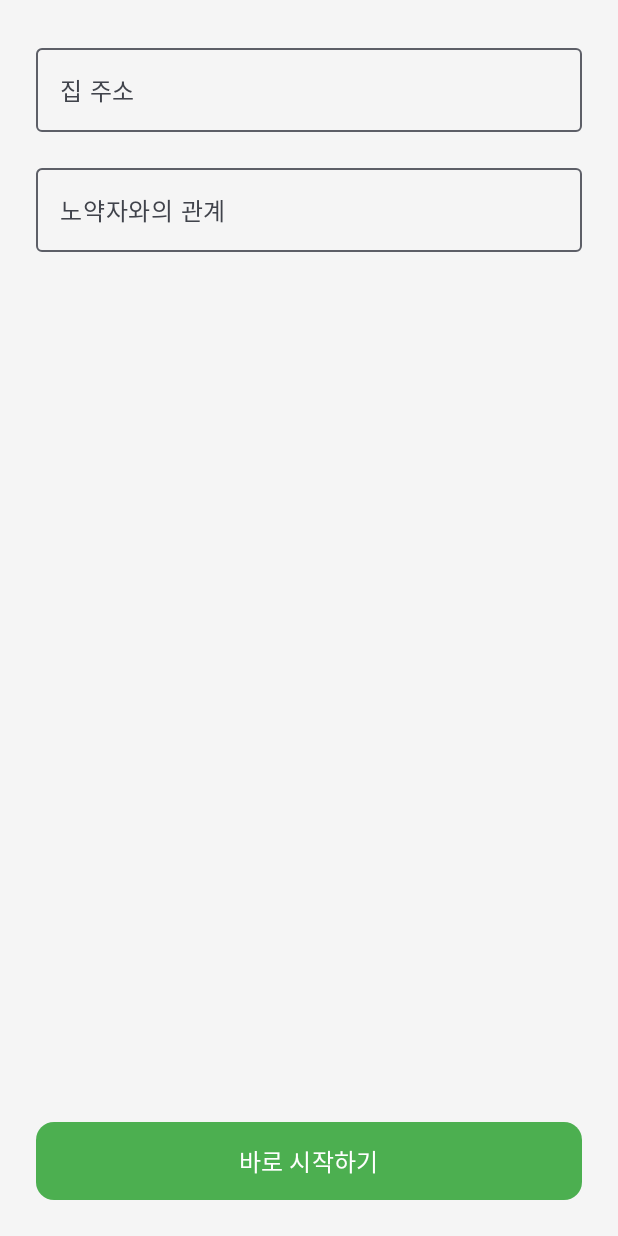
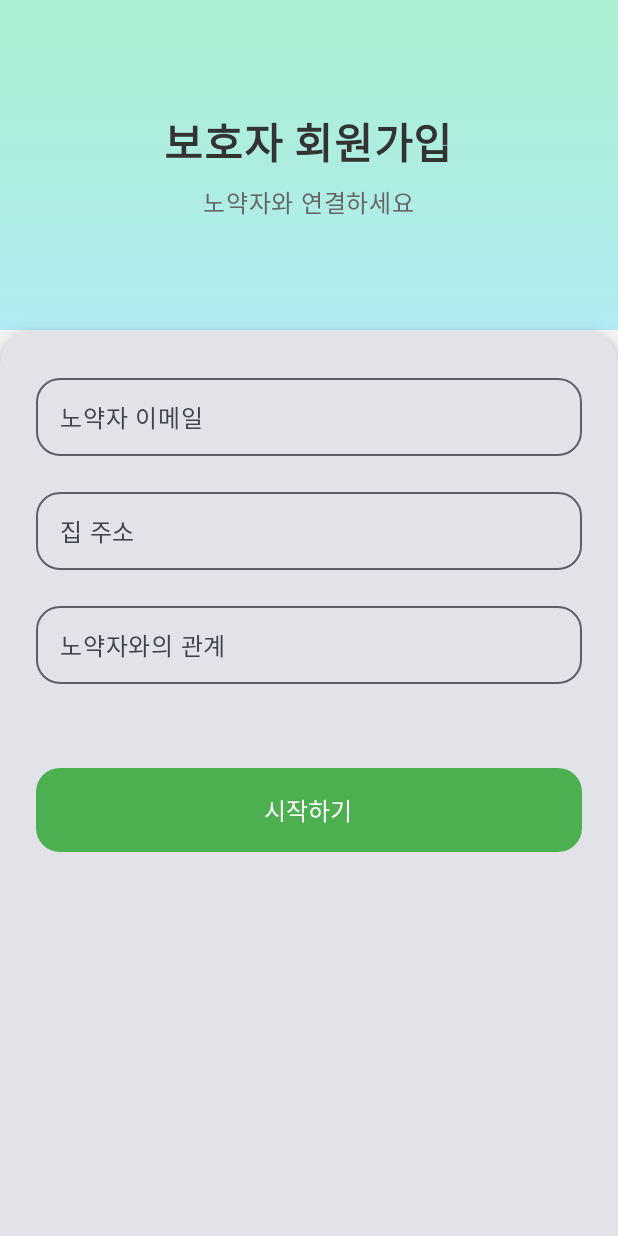
Before and after one commit to Sunsyy08/Nolbom, an Android app built with Jetpack Compose: the composable GuardianSignupScreen called with empty values, on a phone screen of 412 x 824 dp. Run offline under Robolectric (Android 15) with nearby library versions, the phone set to English and light mode, and no system bars.

Commit message:
ADD GuardianSignup

```diff
--- a/app/src/main/java/com/project/nolbom/GuardianSignupScreen.kt
+++ b/app/src/main/java/com/project/nolbom/GuardianSignupScreen.kt
@@ -1,78 +1,205 @@
 package com.project.nolbom
 
+import android.widget.Toast
+import androidx.activity.compose.rememberLauncherForActivityResult
+import androidx.activity.result.contract.ActivityResultContracts
 import androidx.compose.foundation.background
-import androidx.compose.foundation.layout.Arrangement
-import androidx.compose.foundation.layout.Box
-import androidx.compose.foundation.layout.Column
-import androidx.compose.foundation.layout.fillMaxSize
-import androidx.compose.foundation.layout.fillMaxWidth
-import androidx.compose.foundation.layout.height
-import androidx.compose.foundation.layout.padding
+import androidx.compose.foundation.clickable
+import androidx.compose.foundation.layout.*
+import androidx.compose.foundation.shape.CircleShape
 import androidx.compose.foundation.shape.RoundedCornerShape
-import androidx.compose.material3.Button
-import androidx.compose.material3.ButtonDefaults
-import androidx.compose.material3.OutlinedTextField
-import androidx.compose.material3.Text
-import androidx.compose.runtime.Composable
-import androidx.compose.runtime.mutableStateOf
-import androidx.compose.runtime.remember
+import androidx.compose.foundation.text.KeyboardOptions
+import androidx.compose.material.icons.Icons
+import androidx.compose.material.icons.filled.CameraAlt
+import androidx.compose.material3.*
+import androidx.compose.runtime.*
 import androidx.compose.ui.Alignment
 import androidx.compose.ui.Modifier
+import androidx.compose.ui.draw.clip
+import androidx.compose.ui.graphics.Brush
 import androidx.compose.ui.graphics.Color
+import androidx.compose.ui.layout.ContentScale
+import androidx.compose.ui.platform.LocalContext
+import androidx.compose.ui.res.painterResource
+import androidx.compose.ui.text.font.FontWeight
+import androidx.compose.ui.text.input.ImeAction
+import androidx.compose.ui.text.input.KeyboardType
 import androidx.compose.ui.unit.dp
 import androidx.compose.ui.unit.sp
 import androidx.navigation.NavController
+import com.project.nolbom.R
+import com.project.nolbom.data.model.GuardianSignupRequest
+import com.project.nolbom.data.network.RetrofitClient
+import kotlinx.coroutines.launch
 
 @Composable
 fun GuardianSignupScreen(
     userId: Long,
     navController: NavController
 ) {
-    val homeAddress = remember { mutableStateOf("") }
-    val relation     = remember { mutableStateOf("") }
+    val context = LocalContext.current
+    var wardEmail by remember { mutableStateOf("") }
+    var address by remember { mutableStateOf("") }
+    var relation by remember { mutableStateOf("") }
+    var isLoading by remember { mutableStateOf(false) }
+    var showErrorDialog by remember { mutableStateOf(false) }
+    var errorMessage by remember { mutableStateOf("") }
+    val scope = rememberCoroutineScope()
 
-    Box(
+    Column(
         modifier = Modifier
             .fillMaxSize()
             .background(Color(0xFFF5F5F5))
-            .padding(24.dp)
     ) {
-        Column(
-            horizontalAlignment   = Alignment.CenterHorizontally,
-            verticalArrangement  = Arrangement.spacedBy(16.dp),
-            modifier             = Modifier.align(Alignment.TopCenter)
+        // 상단 헤더
+        Box(
+            modifier = Modifier
+                .fillMaxWidth()
+                .height(220.dp)
+                .background(
+                    Brush.verticalGradient(
+                        colors = listOf(Color(0xFFAAF0D1), Color(0xFFB2EBF2))
+                    )
+                ),
+            contentAlignment = Alignment.Center
         ) {
-            // 집 주소 입력
-            OutlinedTextField(
-                value       = homeAddress.value,
-                onValueChange = { homeAddress.value = it },
-                label       = { Text("집 주소") },
-                modifier    = Modifier.fillMaxWidth()
-            )
-
-            // 노약자와의 관계 입력
-            OutlinedTextField(
-                value         = relation.value,
-                onValueChange = { relation.value = it },
-                label         = { Text("노약자와의 관계") },
-                modifier      = Modifier.fillMaxWidth()
-            )
+            Column(
+                horizontalAlignment = Alignment.CenterHorizontally,
+                verticalArrangement = Arrangement.Center
+            ) {
+                Text(
+                    text = "보호자 회원가입",
+                    fontSize = 28.sp,
+                    fontWeight = FontWeight.Bold,
+                    color = Color(0xFF333333)
+                )
+                Spacer(Modifier.height(8.dp))
+                Text(
+                    text = "노약자와 연결하세요",
+                    fontSize = 16.sp,
+                    color = Color(0xFF666666)
+                )
+            }
         }
 
-        // 바로 시작하기 버튼
-        Button(
-            onClick = {
-                // TODO: 가입 완료 후 네비게이션 처리
-                // e.g. navController.navigate(Screen.MainHome.route)
-            },
+        // 하단 Card
+        Card(
             modifier = Modifier
-                .align(Alignment.BottomCenter)
                 .fillMaxWidth()
-                .height(52.dp),
-            shape  = RoundedCornerShape(12.dp),
-            colors = ButtonDefaults.buttonColors(containerColor = Color(0xFF4CAF50))
+                .weight(1f),
+            shape = RoundedCornerShape(topStart = 24.dp, topEnd = 24.dp),
+            elevation = CardDefaults.cardElevation(defaultElevation = 8.dp)
         ) {
-            Text("바로 시작하기", color = Color.White, fontSize = 16.sp)
+            Column(
+                modifier = Modifier
+                    .fillMaxSize()
+                    .padding(24.dp),
+                verticalArrangement = Arrangement.spacedBy(16.dp)
+            ) {
+                OutlinedTextField(
+                    value = wardEmail,
+                    onValueChange = { wardEmail = it },
+                    label = { Text("노약자 이메일") },
+                    singleLine = true,
+                    shape = RoundedCornerShape(16.dp),
+                    modifier = Modifier
+                        .fillMaxWidth()
+                        .height(60.dp),
+                    keyboardOptions = KeyboardOptions(
+                        keyboardType = KeyboardType.Email,
+                        imeAction = ImeAction.Next
+                    )
+                )
+                OutlinedTextField(
+                    value = address,
+                    onValueChange = { address = it },
+                    label = { Text("집 주소") },
+                    singleLine = true,
+                    shape = RoundedCornerShape(16.dp),
+                    modifier = Modifier
+                        .fillMaxWidth()
+                        .height(60.dp),
+                    keyboardOptions = KeyboardOptions(
+                        keyboardType = KeyboardType.Text,
+                        imeAction = ImeAction.Next
+                    )
+                )
+                OutlinedTextField(
+                    value = relation,
+                    onValueChange = { relation = it },
+                    label = { Text("노약자와의 관계") },
+                    singleLine = true,
+                    shape = RoundedCornerShape(16.dp),
+                    modifier = Modifier
+                        .fillMaxWidth()
+                        .height(60.dp),
+                    keyboardOptions = KeyboardOptions(
+                        keyboardType = KeyboardType.Text,
+                        imeAction = ImeAction.Done
+                    )
+                )
+
+                Spacer(Modifier.height(24.dp))
+
+                Button(
+                    onClick = {
+                        scope.launch {
+                            when {
+                                wardEmail.isBlank() -> errorMessage = "노약자 이메일을 입력해주세요"
+                                address.isBlank() -> errorMessage = "집 주소를 입력해주세요"
+                                relation.isBlank() -> errorMessage = "관계 정보를 입력해주세요"
+                                else -> {
+                                    isLoading = true
+                                    try {
+                                        val req = GuardianSignupRequest(
+                                            wardEmail = wardEmail.trim(),
+                                            address = address.trim(),
+                                            relation = relation.trim()
+                                        )
+                                        val resp = RetrofitClient.api.signupGuardian(userId, req)
+                                        if (resp.success) {
+                                            navController.navigate(Screen.Main.route) {
+                                                popUpTo(Screen.GuardianSignup.route) { inclusive = true }
+                                            }
+                                        } else {
+                                            errorMessage = resp.message
+                                            showErrorDialog = true
+                                        }
+                                    } catch (e: Exception) {
+                                        errorMessage = e.localizedMessage ?: "오류가 발생했습니다"
+                                        showErrorDialog = true
+                                    } finally {
+                                        isLoading = false
+                                    }
+                                }
+                            }
+                            if (errorMessage.isNotBlank() && showErrorDialog.not()) showErrorDialog = true
+                        }
+                    },
+                    modifier = Modifier
+                        .fillMaxWidth()
+                        .height(56.dp),
+                    shape = RoundedCornerShape(16.dp),
+                    colors = ButtonDefaults.buttonColors(containerColor = Color(0xFF4CAF50)),
+                    enabled = !isLoading
+                ) {
+                    if (isLoading) CircularProgressIndicator(modifier = Modifier.size(24.dp), strokeWidth = 2.dp)
+                    else Text("시작하기", fontSize = 16.sp, color = Color.White)
+                }
+
+                if (showErrorDialog) {
+                    AlertDialog(
+                        onDismissRequest = { showErrorDialog = false },
+                        title = { Text("입력 오류") },
+                        text = { Text(errorMessage) },
+                        confirmButton = {
+                            TextButton(onClick = { showErrorDialog = false }) {
+                                Text("확인")
+                            }
+                        }
+                    )
+                }
+            }
         }
     }
 }
```
Also changed, not shown: app/src/main/java/com/project/nolbom/Navigation.kt (+6 -3 lines), app/src/main/java/com/project/nolbom/data/model/GuardianResponse.kt (added, +7 -0 lines), app/src/main/java/com/project/nolbom/data/model/GuardianSignupRequest.kt (added, +7 -0 lines), app/src/main/java/com/project/nolbom/data/network/ApiService.kt (+10 -0 lines).
